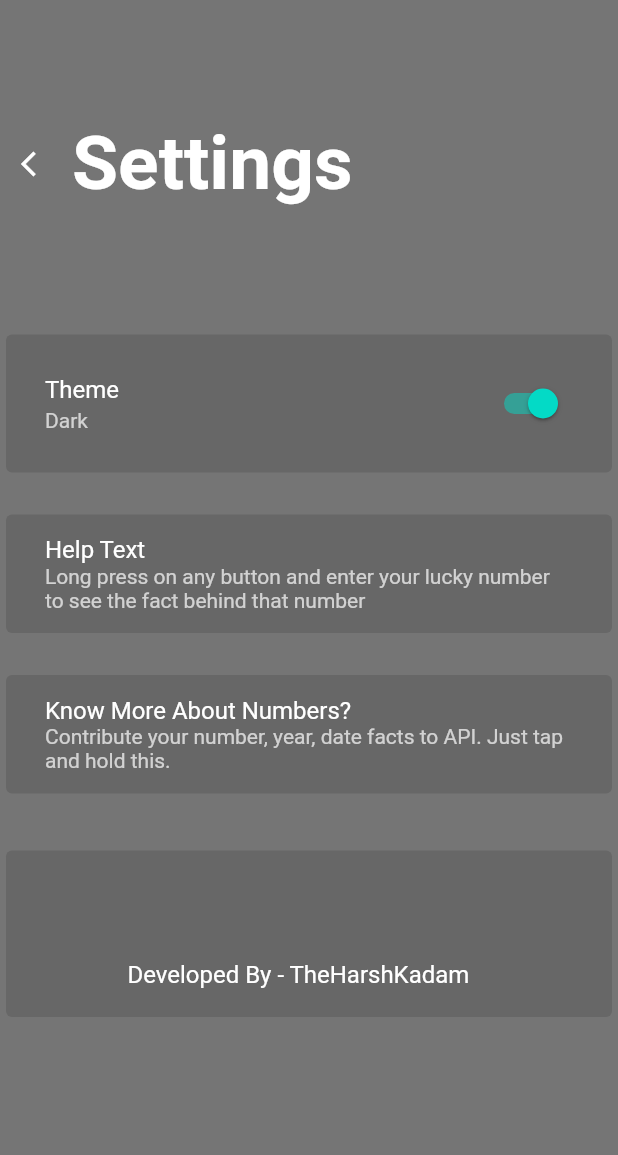
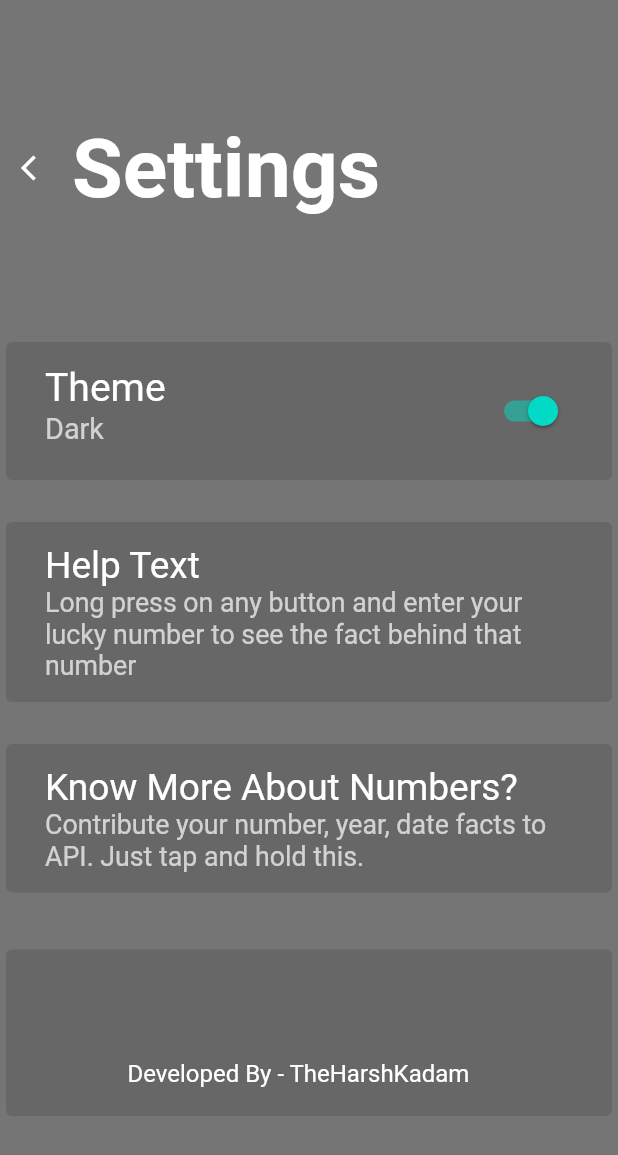
Before and after one commit to TheHarshKadam/NumberTrivia, a Flutter app: the settings screen opened directly, on a phone screen of 412 x 824 dp. Shown: the top 1155 px of the screen. Run offline on Flutter 3.47's test engine with Material 2 defaults, Android fonts, the phone set to English and light mode, and no system bars; our stand-ins replace sizer; network calls fail.

Commit message:
Made responsive, font changes

```diff
--- a/lib/pages/settings.dart
+++ b/lib/pages/settings.dart
@@ -4,6 +4,7 @@ import 'package:number_trivia/provider/darkMode.dart';
 import 'package:number_trivia/widget/toggle_button.dart';
 import 'package:provider/provider.dart';
 import 'package:url_launcher/url_launcher.dart';
+import 'package:sizer/sizer.dart';
 
 class settings extends StatefulWidget {
   @override
@@ -58,7 +59,7 @@ class _settingsState extends State<settings> {
                 style: TextStyle(
                   //color: Colors.white,
                   fontWeight: FontWeight.bold,
-                  fontSize: 50.0,
+                  fontSize: 40.0.sp,
                 ),
               ),
             ],
@@ -74,9 +75,11 @@ class _settingsState extends State<settings> {
               child: ListTile(
                 title: Text(
                   'Theme',
+                  style: TextStyle(fontSize: 19.0.sp),
                 ),
                 subtitle: Text(
                   '$text',
+                  style: TextStyle(fontSize: 14.0.sp),
                 ),
                 trailing: ChangeThemeButton(),
               ),
@@ -93,9 +96,13 @@ class _settingsState extends State<settings> {
               child: ListTile(
                 title: Text(
                   'Help Text',
+                  style: TextStyle(
+                    fontSize: 18.0.sp,
+                  ),
                 ),
                 subtitle: Text(
                   'Long press on any button and enter your lucky number to see the fact behind that number',
+                  style: TextStyle(fontSize: 13.0.sp),
                 ),
               ),
             ),
@@ -111,9 +118,18 @@ class _settingsState extends State<settings> {
                 onLongPress: () {
                   return _launchAPI();
                 },
-                title: Text('Know More About Numbers?'),
+                title: Text(
+                  'Know More About Numbers?',
+                  style: TextStyle(
+                    fontSize: 18.0.sp,
+                  ),
+                ),
                 subtitle: Text(
-                    'Contribute your number, year, date facts to API. Just tap and hold this.'),
+                  'Contribute your number, year, date facts to API. Just tap and hold this.',
+                  style: TextStyle(
+                    fontSize: 13.0.sp,
+                  ),
+                ),
               ),
             ),
           ),
@@ -128,9 +144,7 @@ class _settingsState extends State<settings> {
                 onTap: () {
                   _launchGit();
                 },
-                title: Text(
-                  'Developed By - TheHarshKadam'
-                ),
+                title: Text('Developed By - TheHarshKadam'),
               ),
             ),
           )
```
